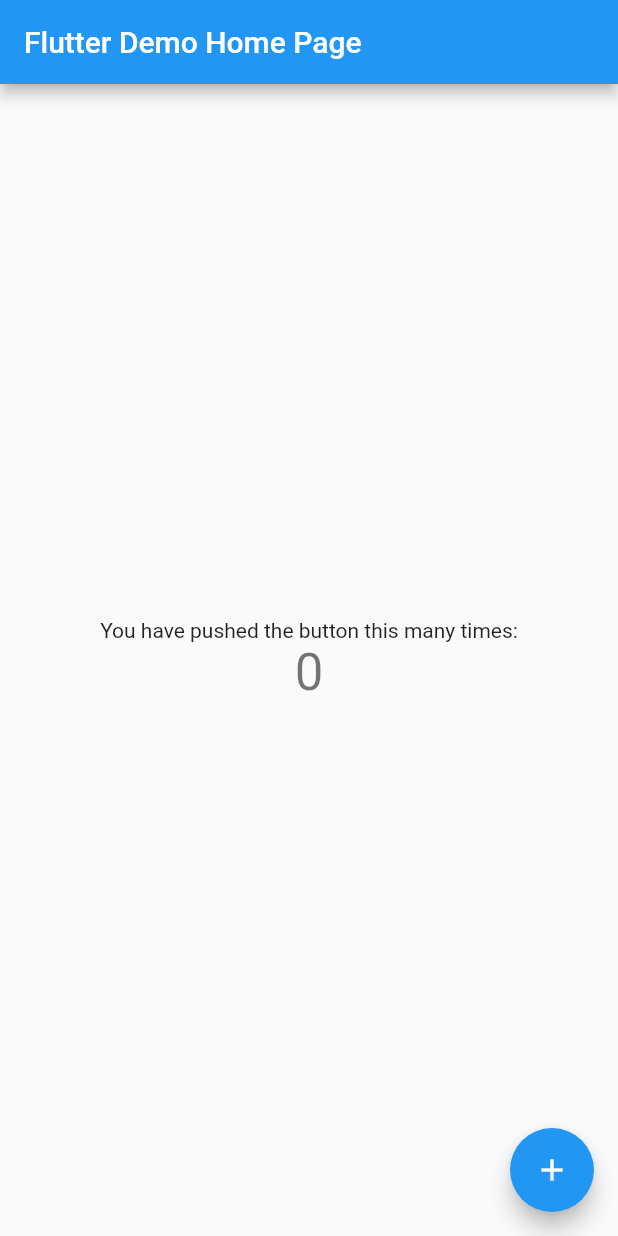
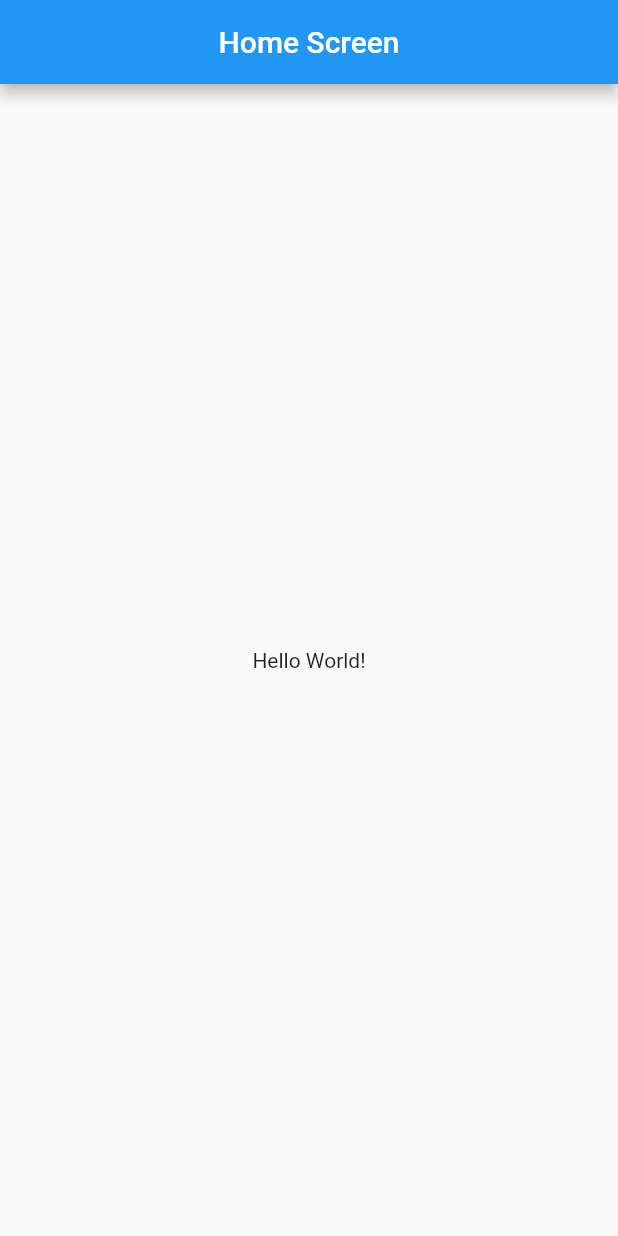
Before and after one commit to Qubits-01/bloc-practice, a Flutter app: the screen it shows after launch, on a phone screen of 412 x 824 dp. Run offline on Flutter 3.47's test engine with Material 2 defaults, Android fonts, the phone set to English and light mode, and no system bars.

Commit message:
Add new basic starting home page
Remove the default and add new personal basic screen.

```diff
--- a/lib/main.dart
+++ b/lib/main.dart
@@ -7,109 +7,32 @@ void main() {
 class MyApp extends StatelessWidget {
   const MyApp({Key? key}) : super(key: key);
 
-  // This widget is the root of your application.
   @override
   Widget build(BuildContext context) {
     return MaterialApp(
-      title: 'Flutter Demo',
+      debugShowCheckedModeBanner: false,
+      title: 'Bloc Practice',
       theme: ThemeData(
-        // This is the theme of your application.
-        //
-        // Try running your application with "flutter run". You'll see the
-        // application has a blue toolbar. Then, without quitting the app, try
-        // changing the primarySwatch below to Colors.green and then invoke
-        // "hot reload" (press "r" in the console where you ran "flutter run",
-        // or simply save your changes to "hot reload" in a Flutter IDE).
-        // Notice that the counter didn't reset back to zero; the application
-        // is not restarted.
         primarySwatch: Colors.blue,
       ),
-      home: const MyHomePage(title: 'Flutter Demo Home Page'),
+      home: const HomeScreen(),
     );
   }
 }
 
-class MyHomePage extends StatefulWidget {
-  const MyHomePage({Key? key, required this.title}) : super(key: key);
-
-  // This widget is the home page of your application. It is stateful, meaning
-  // that it has a State object (defined below) that contains fields that affect
-  // how it looks.
-
-  // This class is the configuration for the state. It holds the values (in this
-  // case the title) provided by the parent (in this case the App widget) and
-  // used by the build method of the State. Fields in a Widget subclass are
-  // always marked "final".
-
-  final String title;
-
-  @override
-  State<MyHomePage> createState() => _MyHomePageState();
-}
-
-class _MyHomePageState extends State<MyHomePage> {
-  int _counter = 0;
-
-  void _incrementCounter() {
-    setState(() {
-      // This call to setState tells the Flutter framework that something has
-      // changed in this State, which causes it to rerun the build method below
-      // so that the display can reflect the updated values. If we changed
-      // _counter without calling setState(), then the build method would not be
-      // called again, and so nothing would appear to happen.
-      _counter++;
-    });
-  }
+class HomeScreen extends StatelessWidget {
+  const HomeScreen({Key? key}) : super(key: key);
 
   @override
   Widget build(BuildContext context) {
-    // This method is rerun every time setState is called, for instance as done
-    // by the _incrementCounter method above.
-    //
-    // The Flutter framework has been optimized to make rerunning build methods
-    // fast, so that you can just rebuild anything that needs updating rather
-    // than having to individually change instances of widgets.
     return Scaffold(
       appBar: AppBar(
-        // Here we take the value from the MyHomePage object that was created by
-        // the App.build method, and use it to set our appbar title.
-        title: Text(widget.title),
+        centerTitle: true,
+        title: const Text('Home Screen'),
       ),
-      body: Center(
-        // Center is a layout widget. It takes a single child and positions it
-        // in the middle of the parent.
-        child: Column(
-          // Column is also a layout widget. It takes a list of children and
-          // arranges them vertically. By default, it sizes itself to fit its
-          // children horizontally, and tries to be as tall as its parent.
-          //
-          // Invoke "debug painting" (press "p" in the console, choose the
-          // "Toggle Debug Paint" action from the Flutter Inspector in Android
-          // Studio, or the "Toggle Debug Paint" command in Visual Studio Code)
-          // to see the wireframe for each widget.
-          //
-          // Column has various properties to control how it sizes itself and
-          // how it positions its children. Here we use mainAxisAlignment to
-          // center the children vertically; the main axis here is the vertical
-          // axis because Columns are vertical (the cross axis would be
-          // horizontal).
-          mainAxisAlignment: MainAxisAlignment.center,
-          children: <Widget>[
-            const Text(
-              'You have pushed the button this many times:',
-            ),
-            Text(
-              '$_counter',
-              style: Theme.of(context).textTheme.headline4,
-            ),
-          ],
-        ),
+      body: const Center(
+        child: Text('Hello World!'),
       ),
-      floatingActionButton: FloatingActionButton(
-        onPressed: _incrementCounter,
-        tooltip: 'Increment',
-        child: const Icon(Icons.add),
-      ), // This trailing comma makes auto-formatting nicer for build methods.
     );
   }
 }
```
